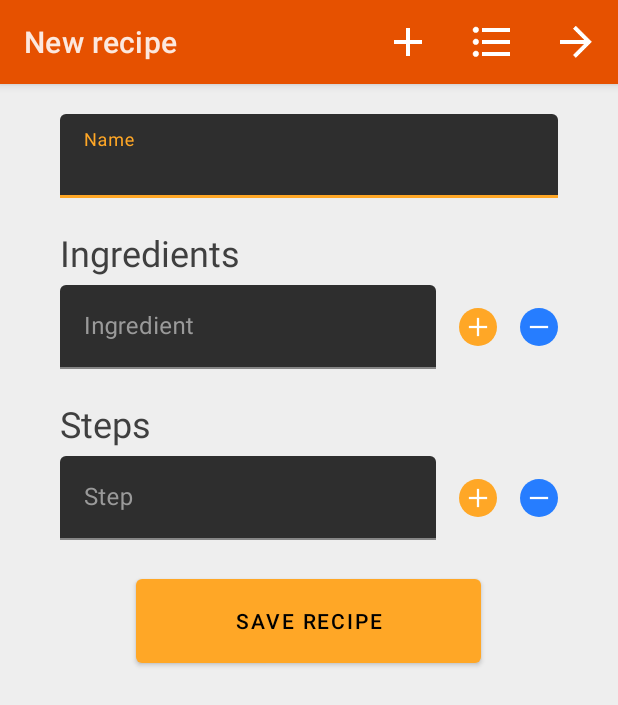
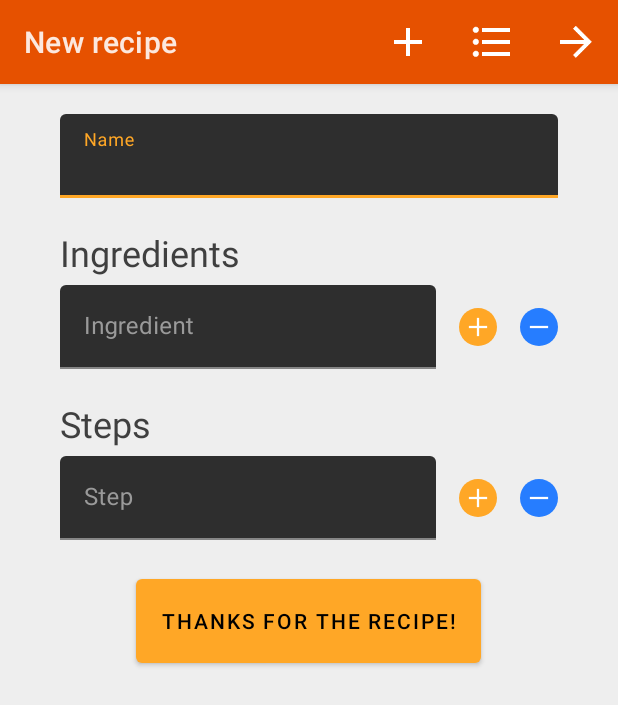
Before and after one commit to JohnBrockway/quick-fixins-android-app, an Android app: the CreateNewRecipeActivity screen opened directly, with no data from a screen before it, after a tap on "SAVE RECIPE", on a phone screen of 412 x 824 dp. Shown: the top 705 px of the screen. Run offline under Robolectric (Android 15) with nearby library versions, the phone set to English and light mode, and no system bars; our stand-ins replace Volley; network calls fail.

Commit message:
Disable save button after submission

```diff
--- a/app/src/main/java/com/ethosgames/quickfixins/CreateNewRecipeActivity.java
+++ b/app/src/main/java/com/ethosgames/quickfixins/CreateNewRecipeActivity.java
@@ -2,10 +2,12 @@ package com.ethosgames.quickfixins;
 
 import android.content.Intent;
 import android.os.Bundle;
+import android.support.design.button.MaterialButton;
 import android.support.design.widget.TextInputEditText;
 import android.support.v7.widget.LinearLayoutManager;
 import android.support.v7.widget.RecyclerView;
 import android.support.v7.widget.Toolbar;
+import android.util.Log;
 import android.view.View;
 
 import com.android.volley.Request;
@@ -31,6 +33,7 @@ public class CreateNewRecipeActivity extends BaseToolbarActivity {
     private RecyclerView.LayoutManager ingredientInputsLayoutManager;
 
     private TextInputEditText recipeName;
+    private MaterialButton saveButton;
 
     private final ArrayList<String> steps = new ArrayList<>();
     private final ArrayList<String> ingredients = new ArrayList<>();
@@ -50,6 +53,7 @@ public class CreateNewRecipeActivity extends BaseToolbarActivity {
         ingredientInputsLayoutManager= new LinearLayoutManager(this);
 
         recipeName = findViewById(R.id.recipeName);
+        saveButton = findViewById(R.id.saveRecipe);
 
         stepInputsRecyclerView = findViewById(R.id.stepsList);
         stepInputsRecyclerView.setLayoutManager(stepInputsLayoutManager);
@@ -119,8 +123,13 @@ public class CreateNewRecipeActivity extends BaseToolbarActivity {
                 public void onResponse(JSONObject response) {}
             }, new Response.ErrorListener() {
                 @Override
-                public void onErrorResponse(VolleyError error) {}
+                public void onErrorResponse(VolleyError error) {
+                    saveButton.setEnabled(true);
+                }
             });
+
+            saveButton.setEnabled(false);
+            saveButton.setText(R.string.save_recipe_disabled_button_label);
             queue.add(insertRecipeRequest);
         }
         catch (JSONException e) {
--- a/app/src/main/res/values/strings.xml
+++ b/app/src/main/res/values/strings.xml
@@ -35,4 +35,5 @@
     <string name="toolbar_random_recipe_title">Random recipe</string>
     <string name="new_recipe_toolbar_title">New recipe</string>
     <string name="save_recipe_buton_label">Save recipe</string>
+    <string name="save_recipe_disabled_button_label">Thanks for the recipe!</string>
 </resources>
```
